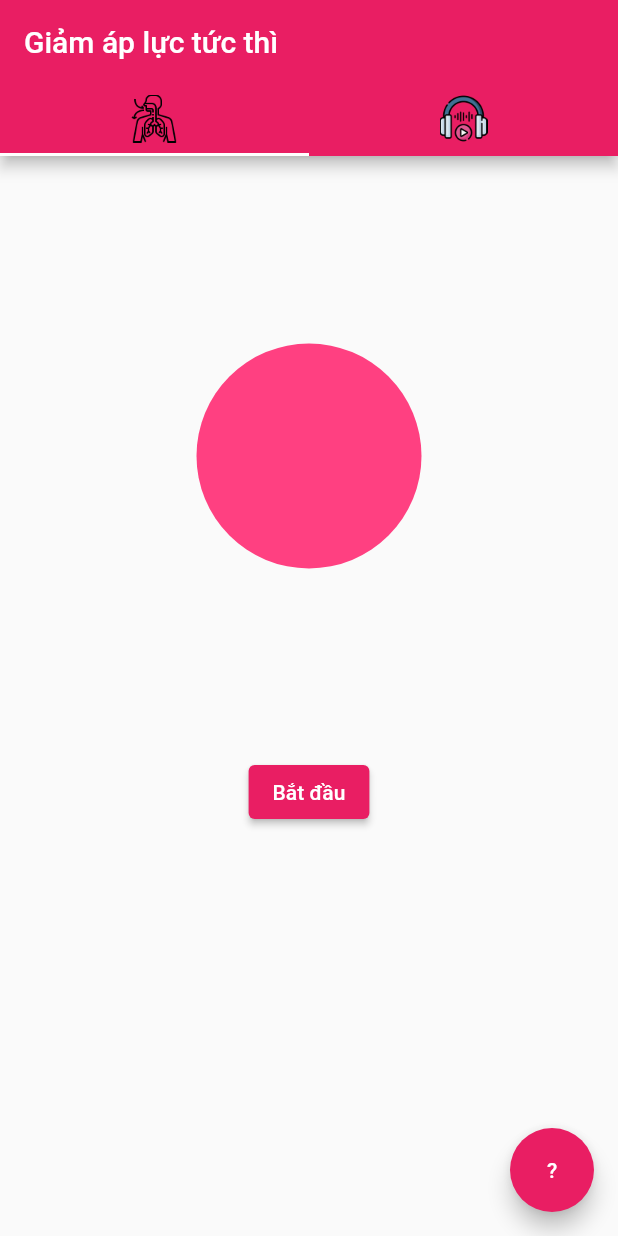
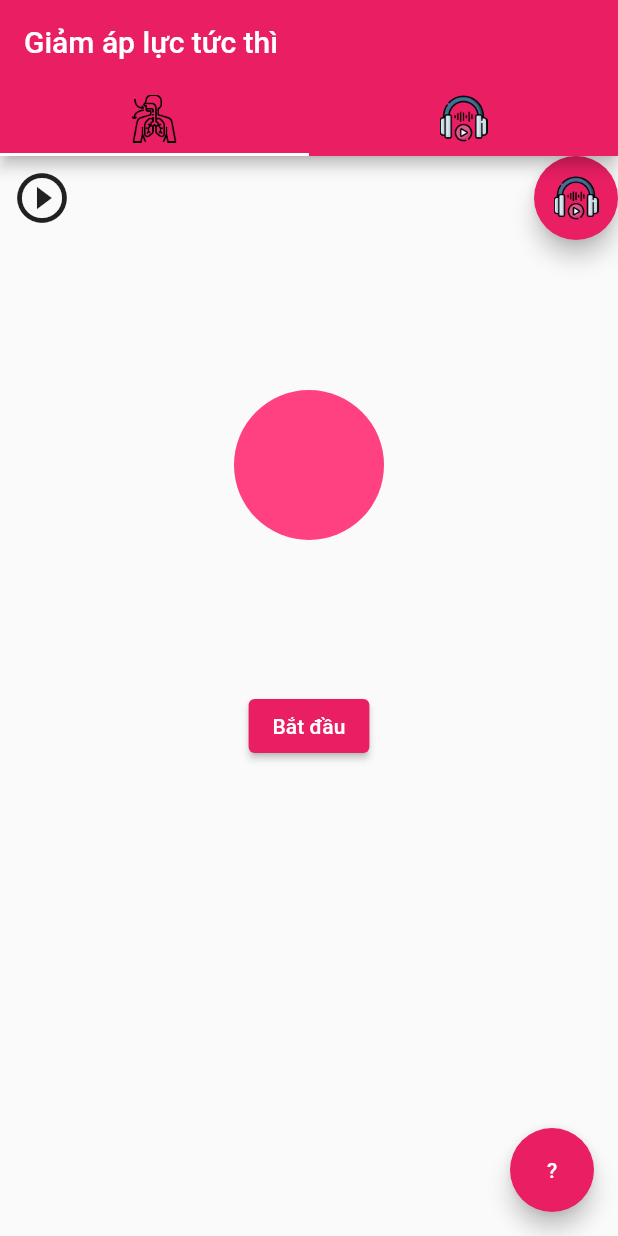
Before and after one commit to thivux/cp22_stress, a Flutter app: the screen it shows after launch, on a phone screen of 412 x 824 dp. Run offline on Flutter 3.47's test engine with Material 2 defaults, Android fonts, the phone set to English and light mode, and no system bars; our stand-ins replace audioplayers.

Commit message:
Minh v0.43

```diff
--- a/lib/phy_sigh.dart
+++ b/lib/phy_sigh.dart
@@ -1,3 +1,5 @@
+import 'dart:async';
+import 'package:audioplayers/audioplayers.dart';
 import 'package:flutter/material.dart';
 
 class Bubble extends StatefulWidget {
@@ -71,8 +73,8 @@ class BubbleState extends State<Bubble> with SingleTickerProviderStateMixin {
               height: 450,
               child: Center(
                 child: Container(
-                  padding: EdgeInsets.all(10.0),
-                  child: Text(
+                  padding: const EdgeInsets.all(10.0),
+                  child: const Text(
                     '\n- Hướng dẫn: hít vào một hơi thật nhanh và mạnh, hít thêm một hơi nữa khi bong bóng nở ra, rồi thở ra từ từ khi bong bóng thu nhỏ lại\n'
                     '\n- Phù hợp thực hành trong những tình huống bạn bị mất bình tĩnh: chuẩn bị thi, chuẩn bị đánh nhau, khủng hoảng hiện sinh...\n'
                     ' \n-Tác dụng: khiến phổi bạn nở ra và nhịp tim chậm lại, giúp bạn bình tĩnh và cân bằng cảm xúc ngay lúc thở \n\n',
@@ -89,17 +91,33 @@ class BubbleState extends State<Bubble> with SingleTickerProviderStateMixin {
         });
   }
 
+
   @override
   Widget build(BuildContext context) {
     return AnimatedBuilder(
         animation: _controller,
         builder: (BuildContext context, _) {
           return Scaffold(
-            body: Container(
-              height: 500,
-              width: 500,
-              child: Column(
+            body: Column(
               children: <Widget>[
+                Row(
+                  // mainAxisAlignment: MainAxisAlignment.spaceBetween,
+                  children: [
+                    PlayButton(),
+                    const Flexible(fit: FlexFit.tight, child: SizedBox(
+                      width: 20,
+                      height: 20,
+                    )),
+                    FloatingActionButton(
+                      onPressed: () {},
+                      child: Image.asset(
+                        'assets/listening.png',
+                        height: 30,
+                        width: 30,
+                      ),
+                    ),
+                  ],
+                ),
                 CircleBox(marginAnimation: _marginAnimation),
                 ElevatedButton(
                     onPressed: () {
@@ -108,7 +126,6 @@ class BubbleState extends State<Bubble> with SingleTickerProviderStateMixin {
                     child: const Text('Bắt đầu'))
               ],
               mainAxisAlignment: MainAxisAlignment.start,
-              ),
             ),
             floatingActionButton: FloatingActionButton(
               onPressed: () {
@@ -136,7 +153,7 @@ class CircleBox extends StatelessWidget {
         alignment: const Alignment(0, 1),
         child: SizedBox(
           width: 350,
-          height: 400,
+          height: 300,
           child: Container(
             // color: Colors.blue,   // uncomment to see container
             margin: EdgeInsets.all(_marginAnimation.value),
@@ -145,7 +162,81 @@ class CircleBox extends StatelessWidget {
               shape: BoxShape.circle,
             ),
           ),
-        )
+        ));
+  }
+}
+
+class PlayButton extends StatefulWidget {
+  const PlayButton({Key? key}) : super(key: key);
+  @override
+  _PlayButtonState createState() => _PlayButtonState();
+}
+
+class _PlayButtonState extends State<PlayButton> {
+  late StreamSubscription<void> _playerSub;
+  late AudioPlayer _audio;
+
+  bool _isPlaying = false;
+  bool _isPaused = false;
+
+  @override
+  void initState() {
+    super.initState();
+    _audio = AudioPlayer();
+    _playerSub = _audio.onPlayerCompletion.listen((event) {
+      _clearPlayer();
+    });
+  }
+
+  @override
+  void dispose() {
+    super.dispose();
+    _playerSub.cancel();
+    _audio.dispose();
+  }
+
+  void _clearPlayer() {
+    setState(() {
+      _isPlaying = false;
+      _isPaused = false;
+    });
+  }
+
+  Future play() async {
+    int result = await _audio.play('QuanComNgayMua.mp3');
+    if (result == 1) {
+      setState(() {
+        _isPlaying = true;
+      });
+    }
+  }
+
+  Future pause() async {
+    int result = await _audio.pause();
+    if (result == 1) {
+      setState(() {
+        _isPlaying = false;
+      });
+    }
+  }
+
+  Future resume() async {
+    int result = await _audio.resume();
+    if (result == 1) {
+      setState(() {
+        _isPlaying = true;
+      });
+    }
+  }
+
+  @override
+  Widget build(BuildContext context) {
+    return IconButton(
+      icon: (_isPlaying)
+          ? Icon(Icons.pause_circle_filled)
+          : Icon(Icons.play_circle_outline),
+      iconSize: 40,
+      onPressed: () => _isPlaying ? pause() : _isPaused ? resume() : play(),
     );
   }
 }
```
Also changed, not shown: assets/blow_icon.png (added), 1 other file. Lines whose indentation alone changed are shown as unchanged.
